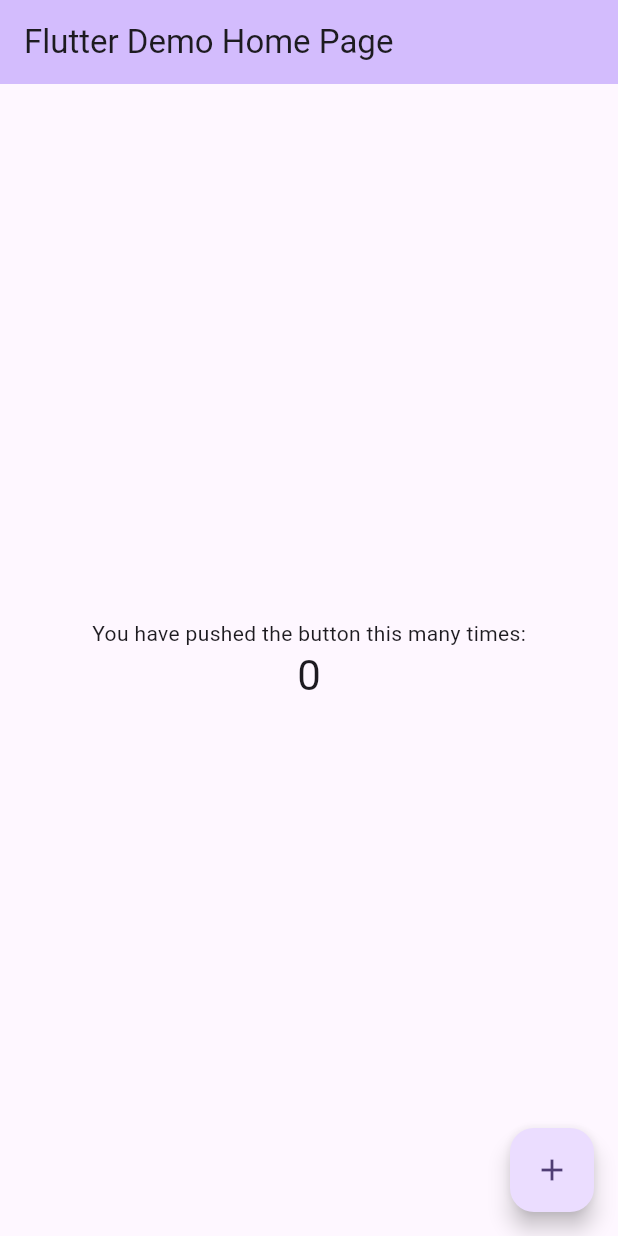
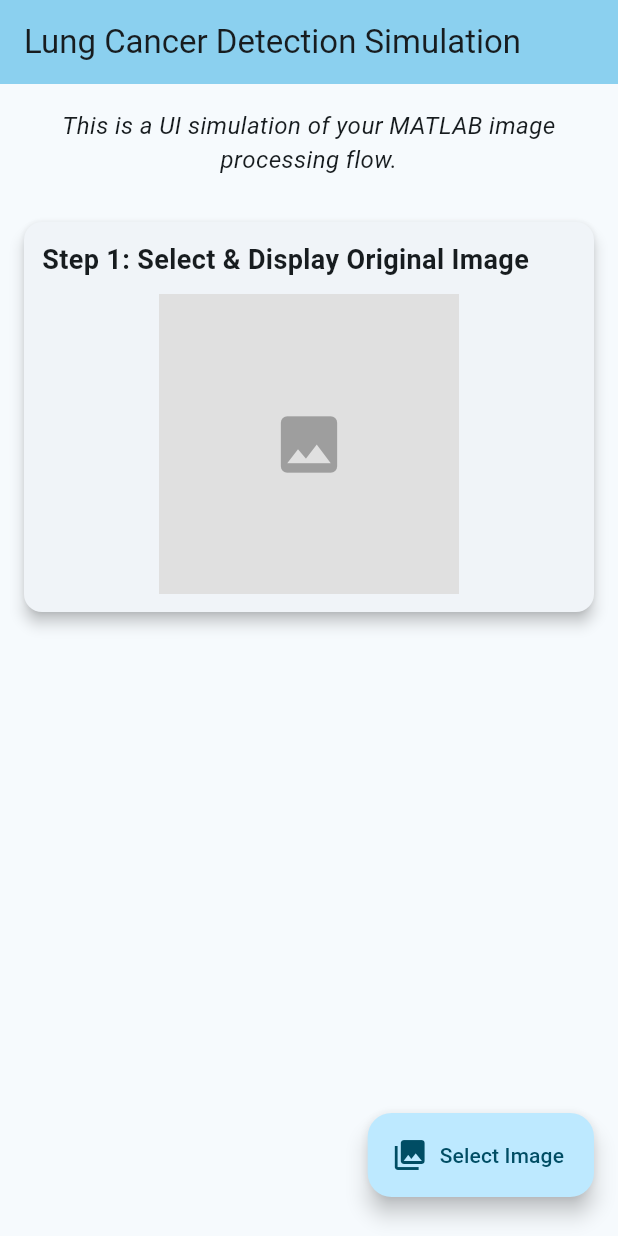
Before and after one commit to could-ai/0199bd50-23aa-745f-9174-8f99be3ab52c, a Flutter app: the screen it shows after launch, on a phone screen of 412 x 824 dp. Run offline on Flutter 3.47's test engine with Material 3 defaults, Android fonts, the phone set to English and light mode, and no system bars; our stand-ins replace image_picker.

Commit message:
I have updated the pubspec.yaml file to include the 'image_picker' dependency, which is essential for allowing users to select images from their device's gallery. Additionally, I have configured the assets section to include an 'assets/' directory. This is a necessary step for loading the placeholder images that will be used to simulate the different stages of your cancer detection process. You will need to create this 'assets' folder in your project's root directory and add your processed image files there.; I have completely replaced the content of lib/main.dart to create a user interface that simulates the lung cancer detection process you described. The new code sets up a screen where you can select an image from your gallery. After selection, an "Analyze" button appears. Clicking this button initiates a simulated, step-by-step analysis, progressively revealing images that represent the identification of cancer cells and the circling of infected spots, just as you outlined. The final result is then displayed. This structure provides a visual and interactive frontend for your project, with placeholders for the images that your MATLAB processing would generate.

```diff
--- a/usr/lib/main.dart
+++ b/usr/lib/main.dart
@@ -1,4 +1,6 @@
+import 'dart:io';
 import 'package:flutter/material.dart';
+import 'package:image_picker/image_picker.dart';
 
 void main() {
   runApp(const MyApp());
@@ -7,114 +9,222 @@ void main() {
 class MyApp extends StatelessWidget {
   const MyApp({super.key});
 
-  // This widget is the root of your application.
   @override
   Widget build(BuildContext context) {
     return MaterialApp(
-      title: 'Flutter Demo',
+      title: 'Lung Cancer Detection',
       debugShowCheckedModeBanner: false,
       theme: ThemeData(
-        // This is the theme of your application.
-        //
-        // TRY THIS: Try running your application with "flutter run". You'll see
-        // the application has a purple toolbar. Then, without quitting the app,
-        // try changing the seedColor in the colorScheme below to Colors.green
-        // and then invoke "hot reload" (save your changes or press the "hot
-        // reload" button in a Flutter-supported IDE, or press "r" if you used
-        // the command line to start the app).
-        //
-        // Notice that the counter didn't reset back to zero; the application
-        // state is not lost during the reload. To reset the state, use hot
-        // restart instead.
-        //
-        // This works for code too, not just values: Most code changes can be
-        // tested with just a hot reload.
-        colorScheme: ColorScheme.fromSeed(seedColor: Colors.deepPurple),
+        colorScheme: ColorScheme.fromSeed(seedColor: Colors.blueGrey),
+        useMaterial3: true,
       ),
-      home: const MyHomePage(title: 'Flutter Demo Home Page'),
+      home: const CancerDetectionScreen(),
     );
   }
 }
 
-class MyHomePage extends StatefulWidget {
-  const MyHomePage({super.key, required this.title});
-
-  // This widget is the home page of your application. It is stateful, meaning
-  // that it has a State object (defined below) that contains fields that affect
-  // how it looks.
-
-  // This class is the configuration for the state. It holds the values (in this
-  // case the title) provided by the parent (in this case the App widget) and
-  // used by the build method of the State. Fields in a Widget subclass are
-  // always marked "final".
-
-  final String title;
+class CancerDetectionScreen extends StatefulWidget {
+  const CancerDetectionScreen({super.key});
 
   @override
-  State<MyHomePage> createState() => _MyHomePageState();
+  State<CancerDetectionScreen> createState() => _CancerDetectionScreenState();
 }
 
-class _MyHomePageState extends State<MyHomePage> {
-  int _counter = 0;
+class _CancerDetectionScreenState extends State<CancerDetectionScreen> {
+  File? _selectedImage;
+  bool _isProcessing = false;
+  bool _showProcessedImage = false;
+  bool _showCircledImage = false;
+  bool _showResult = false;
+  final bool _isInfected = true; // Simulation result
 
-  void _incrementCounter() {
+  // Placeholder asset paths for processed images
+  final String _processedImagePath = 'assets/processed.png';
+  final String _circledImagePath = 'assets/circled.png';
+
+  Future<void> _pickImage() async {
+    // Reset state when picking a new image
     setState(() {
-      // This call to setState tells the Flutter framework that something has
-      // changed in this State, which causes it to rerun the build method below
-      // so that the display can reflect the updated values. If we changed
-      // _counter without calling setState(), then the build method would not be
-      // called again, and so nothing would appear to happen.
-      _counter++;
+      _selectedImage = null;
+      _isProcessing = false;
+      _showProcessedImage = false;
+      _showCircledImage = false;
+      _showResult = false;
+    });
+
+    final picker = ImagePicker();
+    final pickedFile = await picker.pickImage(source: ImageSource.gallery);
+
+    if (pickedFile != null) {
+      setState(() {
+        _selectedImage = File(pickedFile.path);
+      });
+    }
+  }
+
+  void _startAnalysis() {
+    if (_selectedImage == null) return;
+
+    setState(() {
+      _isProcessing = true;
+      _showProcessedImage = false;
+      _showCircledImage = false;
+      _showResult = false;
+    });
+
+    // Simulate the multi-step analysis process from MATLAB
+    Future.delayed(const Duration(seconds: 2), () {
+      if (!mounted) return;
+      setState(() {
+        _showProcessedImage = true;
+      });
+    });
+
+    Future.delayed(const Duration(seconds: 4), () {
+      if (!mounted) return;
+      setState(() {
+        _showCircledImage = true;
+      });
+    });
+
+    Future.delayed(const Duration(seconds: 6), () {
+      if (!mounted) return;
+      setState(() {
+        _isProcessing = false;
+        _showResult = true;
+      });
     });
   }
 
   @override
   Widget build(BuildContext context) {
-    // This method is rerun every time setState is called, for instance as done
-    // by the _incrementCounter method above.
-    //
-    // The Flutter framework has been optimized to make rerunning build methods
-    // fast, so that you can just rebuild anything that needs updating rather
-    // than having to individually change instances of widgets.
     return Scaffold(
       appBar: AppBar(
-        // TRY THIS: Try changing the color here to a specific color (to
-        // Colors.amber, perhaps?) and trigger a hot reload to see the AppBar
-        // change color while the other colors stay the same.
+        title: const Text('Lung Cancer Detection Simulation'),
         backgroundColor: Theme.of(context).colorScheme.inversePrimary,
-        // Here we take the value from the MyHomePage object that was created by
-        // the App.build method, and use it to set our appbar title.
-        title: Text(widget.title),
       ),
-      body: Center(
-        // Center is a layout widget. It takes a single child and positions it
-        // in the middle of the parent.
-        child: Column(
-          // Column is also a layout widget. It takes a list of children and
-          // arranges them vertically. By default, it sizes itself to fit its
-          // children horizontally, and tries to be as tall as its parent.
-          //
-          // Column has various properties to control how it sizes itself and
-          // how it positions its children. Here we use mainAxisAlignment to
-          // center the children vertically; the main axis here is the vertical
-          // axis because Columns are vertical (the cross axis would be
-          // horizontal).
-          //
-          // TRY THIS: Invoke "debug painting" (choose the "Toggle Debug Paint"
-          // action in the IDE, or press "p" in the console), to see the
-          // wireframe for each widget.
-          mainAxisAlignment: MainAxisAlignment.center,
-          children: <Widget>[
-            const Text('You have pushed the button this many times:'),
-            Text('$_counter', style: Theme.of(context).textTheme.headlineMedium),
-          ],
+      body: SingleChildScrollView(
+        child: Center(
+          child: Padding(
+            padding: const EdgeInsets.all(16.0),
+            child: Column(
+              mainAxisAlignment: MainAxisAlignment.center,
+              children: <Widget>[
+                const Text(
+                  'This is a UI simulation of your MATLAB image processing flow.',
+                  textAlign: TextAlign.center,
+                  style: TextStyle(fontSize: 16, fontStyle: FontStyle.italic),
+                ),
+                const SizedBox(height: 20),
+
+                // Step 1: Display Original Image
+                _buildStepCard(
+                  title: 'Step 1: Select & Display Original Image',
+                  content: _selectedImage != null
+                      ? Image.file(_selectedImage!)
+                      : Container(
+                          height: 200,
+                          width: 200,
+                          color: Colors.grey[300],
+                          child: const Icon(Icons.image, size: 50, color: Colors.grey),
+                        ),
+                  isVisible: true,
+                ),
+
+                // Step 2: Display Processed Image
+                _buildStepCard(
+                  title: 'Step 2: Identify & Mark Cancer Cells (Red)',
+                  content: Image.asset(_processedImagePath),
+                  isVisible: _showProcessedImage,
+                ),
+
+                // Step 3: Display Circled Image
+                _buildStepCard(
+                  title: 'Step 3: Circle Infected Spots',
+                  content: Image.asset(_circledImagePath),
+                  isVisible: _showCircledImage,
+                ),
+
+                // Step 4: Show Final Result
+                _buildStepCard(
+                  title: 'Step 4: Final Result',
+                  content: _buildResultWidget(),
+                  isVisible: _showResult,
+                ),
+
+                const SizedBox(height: 20),
+                if (_isProcessing)
+                  const Column(
+                    children: [
+                      CircularProgressIndicator(),
+                      SizedBox(height: 10),
+                      Text('Analyzing Image...'),
+                    ],
+                  ),
+              ],
+            ),
+          ),
         ),
       ),
-      floatingActionButton: FloatingActionButton(
-        onPressed: _incrementCounter,
-        tooltip: 'Increment',
-        child: const Icon(Icons.add),
-      ), // This trailing comma makes auto-formatting nicer for build methods.
+      floatingActionButton: Column(
+        mainAxisAlignment: MainAxisAlignment.end,
+        children: [
+          FloatingActionButton.extended(
+            onPressed: _pickImage,
+            label: const Text('Select Image'),
+            icon: const Icon(Icons.photo_library),
+          ),
+          const SizedBox(height: 10),
+          if (_selectedImage != null && !_isProcessing)
+            FloatingActionButton.extended(
+              onPressed: _startAnalysis,
+              label: const Text('Start Analysis'),
+              icon: const Icon(Icons.science),
+              backgroundColor: Colors.green,
+            ),
+        ],
+      ),
     );
   }
+
+  Widget _buildStepCard({required String title, required Widget content, required bool isVisible}) {
+    return Visibility(
+      visible: isVisible,
+      child: Card(
+        elevation: 4,
+        margin: const EdgeInsets.symmetric(vertical: 10),
+        child: Padding(
+          padding: const EdgeInsets.all(12.0),
+          child: Column(
+            crossAxisAlignment: CrossAxisAlignment.start,
+            children: [
+              Text(title, style: const TextStyle(fontSize: 18, fontWeight: FontWeight.bold)),
+              const SizedBox(height: 10),
+              Center(child: content),
+            ],
+          ),
+        ),
+      ),
+    );
+  }
+
+  Widget _buildResultWidget() {
+    if (_isInfected) {
+      return Column(
+        children: [
+          const Text(
+            'Result: Infected',
+            style: TextStyle(fontSize: 20, fontWeight: FontWeight.bold, color: Colors.red),
+          ),
+          const SizedBox(height: 10),
+          Image.asset(_circledImagePath), // Show final image if infected
+        ],
+      );
+    } else {
+      return const Text(
+        'Result: Not Infected',
+        style: TextStyle(fontSize: 20, fontWeight: FontWeight.bold, color: Colors.green),
+      );
+    }
+  }
 }
--- a/usr/pubspec.yaml
+++ b/usr/pubspec.yaml
@@ -34,6 +34,7 @@ dependencies:
   # The following adds the Cupertino Icons font to your application.
   # Use with the CupertinoIcons class for iOS style icons.
   cupertino_icons: ^1.0.8
+  image_picker: ^1.0.7
 
 dev_dependencies:
   flutter_test:
@@ -58,9 +59,8 @@ flutter:
   uses-material-design: true
 
   # To add assets to your application, add an assets section, like this:
-  # assets:
-  #   - images/a_dot_burr.jpeg
-  #   - images/a_dot_ham.jpeg
+  assets:
+    - assets/
 
   # An image asset can refer to one or more resolution-specific "variants", see
   # https://flutter.dev/to/resolution-aware-images
```
